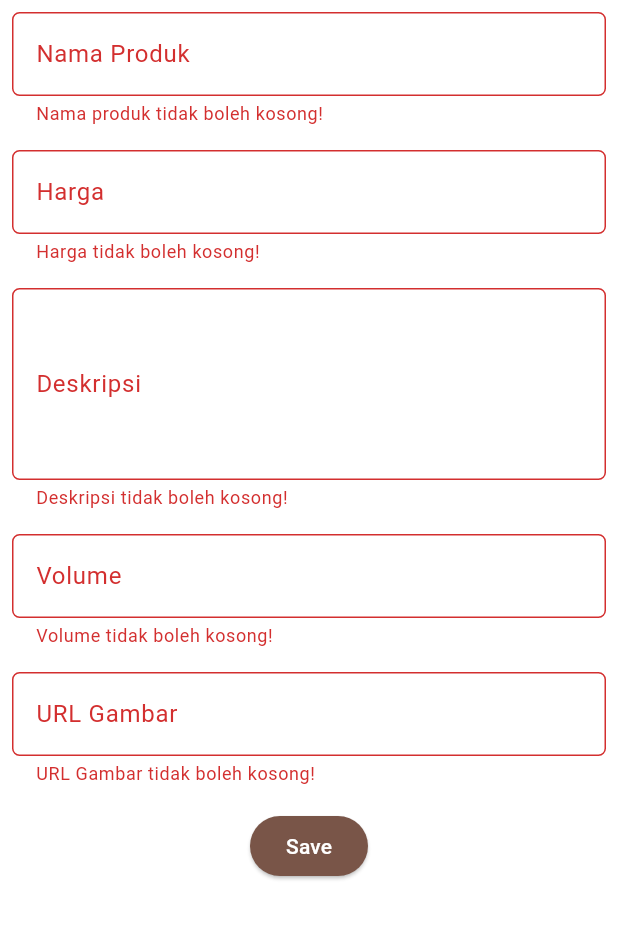
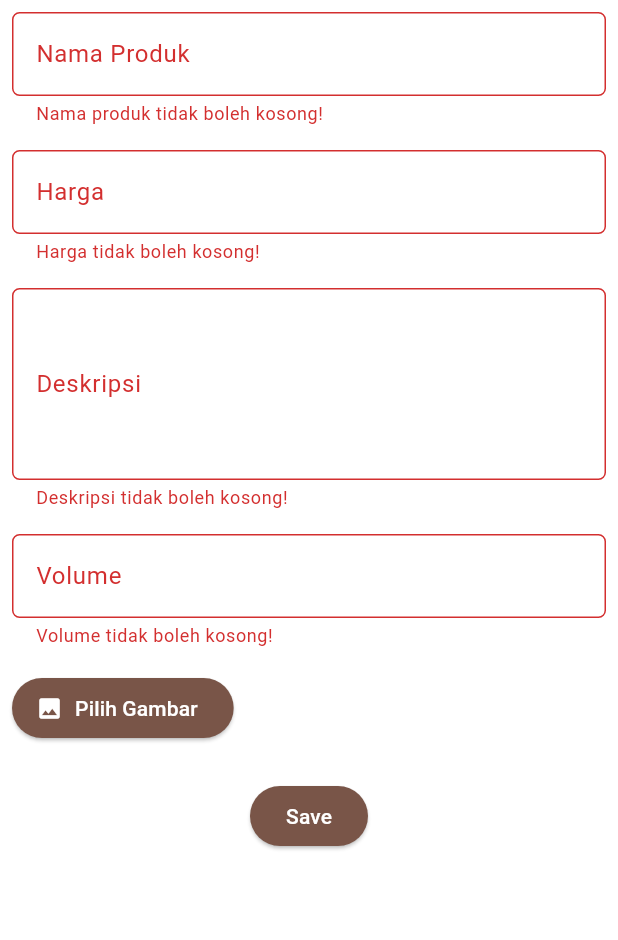
Before and after one commit to bizarrebeam/glowify-mobile, a Flutter app: the ProductEntryFormPage screen opened directly, after a tap on "Save", on a phone screen of 412 x 824 dp, the part 84-1024 px from its top. Run offline on Flutter 3.47's test engine with Material 3 defaults, Android fonts, the phone set to English and light mode, and no system bars; our stand-ins replace image_picker; missing offline and left inert: image_picker_web, pbp_django_auth.

```diff
--- a/lib/screens/productentry_form.dart
+++ b/lib/screens/productentry_form.dart
@@ -1,9 +1,14 @@
 import 'dart:convert';
+import 'dart:typed_data';
 import 'package:flutter/material.dart';
 import 'package:glowify/screens/menu.dart';
 import 'package:glowify/widgets/left_drawer.dart';
 import 'package:pbp_django_auth/pbp_django_auth.dart';
 import 'package:provider/provider.dart';
+import 'package:image_picker/image_picker.dart';
+import 'dart:io';
+import 'package:flutter/foundation.dart' show kIsWeb;
+import 'package:image_picker_web/image_picker_web.dart';
 
 class ProductEntryFormPage extends StatefulWidget {
   const ProductEntryFormPage({super.key});
@@ -19,6 +24,50 @@ class _ProductEntryFormPageState extends State<ProductEntryFormPage> {
   String _description = "";
   int _volume = 0;
   String _image = "";
+  File? _imageFile;
+  final ImagePicker _picker = ImagePicker();
+  Uint8List? _webImage;
+
+  Future<void> _pickImage() async {
+    if (kIsWeb) {
+      final media = await ImagePickerWeb.getImageAsBytes();
+      if (media != null) {
+        setState(() {
+          _webImage = media;
+        });
+      }
+    } else {
+      final XFile? pickedFile = await _picker.pickImage(
+        source: ImageSource.gallery,
+        maxWidth: 1800,
+        maxHeight: 1800,
+      );
+      if (pickedFile != null) {
+        setState(() {
+          _imageFile = File(pickedFile.path);
+        });
+      }
+    }
+  }
+
+  Widget _buildImagePreview() {
+    if (kIsWeb && _webImage != null) {
+      return Image.memory(
+        _webImage!,
+        height: 200,
+        width: double.infinity,
+        fit: BoxFit.cover,
+      );
+    } else if (!kIsWeb && _imageFile != null) {
+      return Image.file(
+        _imageFile!,
+        height: 200,
+        width: double.infinity,
+        fit: BoxFit.cover,
+      );
+    }
+    return const SizedBox.shrink();
+  }
 
   @override
   Widget build(BuildContext context) {
@@ -161,25 +210,21 @@ class _ProductEntryFormPageState extends State<ProductEntryFormPage> {
               ),
               Padding(
                 padding: const EdgeInsets.all(8.0),
-                child: TextFormField(
-                  decoration: InputDecoration(
-                    hintText: "URL Gambar",
-                    labelText: "URL Gambar",
-                    border: OutlineInputBorder(
-                      borderRadius: BorderRadius.circular(5.0),
+                child: Column(
+                  crossAxisAlignment: CrossAxisAlignment.start,
+                  children: [
+                    ElevatedButton.icon(
+                      onPressed: _pickImage,
+                      icon: const Icon(Icons.image),
+                      label: const Text("Pilih Gambar"),
+                      style: ElevatedButton.styleFrom(
+                        backgroundColor: Theme.of(context).colorScheme.primary,
+                        foregroundColor: Colors.white,
+                      ),
                     ),
-                  ),
-                  onChanged: (String? value) {
-                    setState(() {
-                      _image = value!;
-                    });
-                  },
-                  validator: (String? value) {
-                    if (value == null || value.isEmpty) {
-                      return "URL Gambar tidak boleh kosong!";
-                    }
-                    return null;
-                  },
+                    const SizedBox(height: 8),
+                    _buildImagePreview(),
+                  ],
                 ),
               ),
               Align(
@@ -193,7 +238,13 @@ class _ProductEntryFormPageState extends State<ProductEntryFormPage> {
                     ),
                     onPressed: () async {
                       if (_formKey.currentState!.validate()) {
-                        // Kirim ke Django dan tunggu respons
+                        String? imageBase64;
+                        if (kIsWeb && _webImage != null) {
+                          imageBase64 = base64Encode(_webImage!);
+                        } else if (!kIsWeb && _imageFile != null) {
+                          imageBase64 = base64Encode(await _imageFile!.readAsBytes());
+                        }
+
                         final response = await request.postJson(
                           "http://127.0.0.1:8000/create-flutter/",
                           jsonEncode(<String, dynamic>{
@@ -201,7 +252,7 @@ class _ProductEntryFormPageState extends State<ProductEntryFormPage> {
                             'price': _price,
                             'description': _description,
                             'volume': _volume,
-                            'image': _image,
+                            'image': imageBase64 ?? "",
                           }),
                         );
                         print(response); // log untuk melihat respons dari server
--- a/pubspec.yaml
+++ b/pubspec.yaml
@@ -30,6 +30,9 @@ environment:
 dependencies:
   flutter:
     sdk: flutter
+  image_picker: ^1.0.4
+  image_picker_web: ^3.1.1
+  # ... dependencies lainnya
 
 
   # The following adds the Cupertino Icons font to your application.
```
Also changed, not shown: lib/screens/list_productentry.dart (+34 -1 lines), pubspec.lock, 6 other files.
